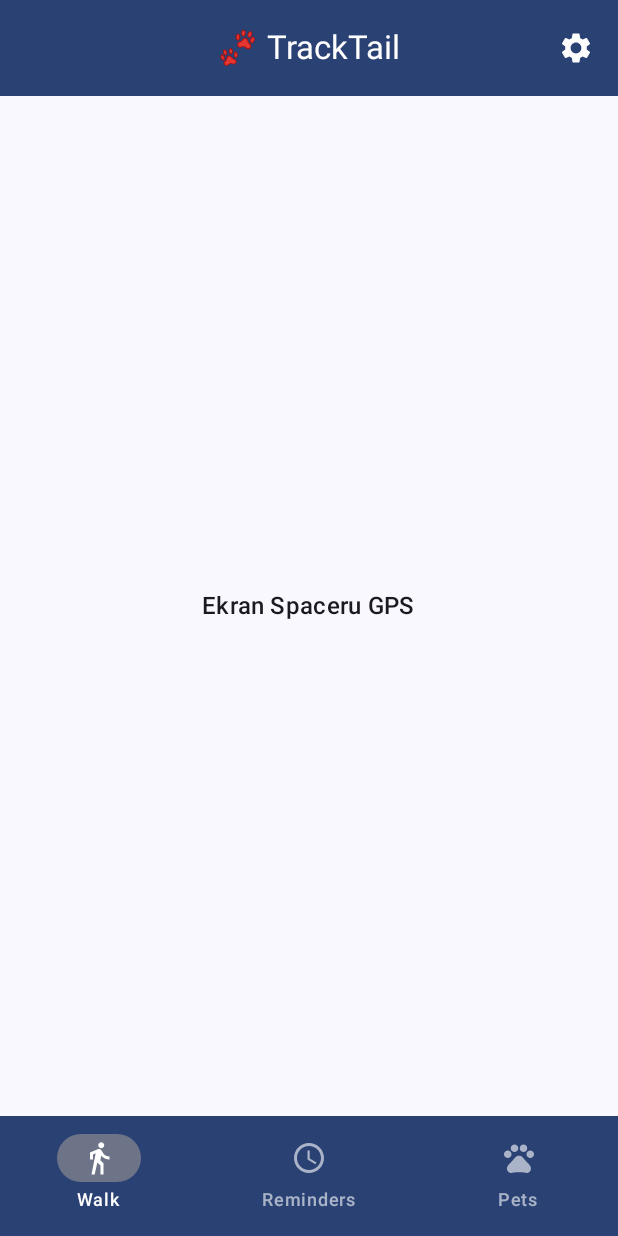
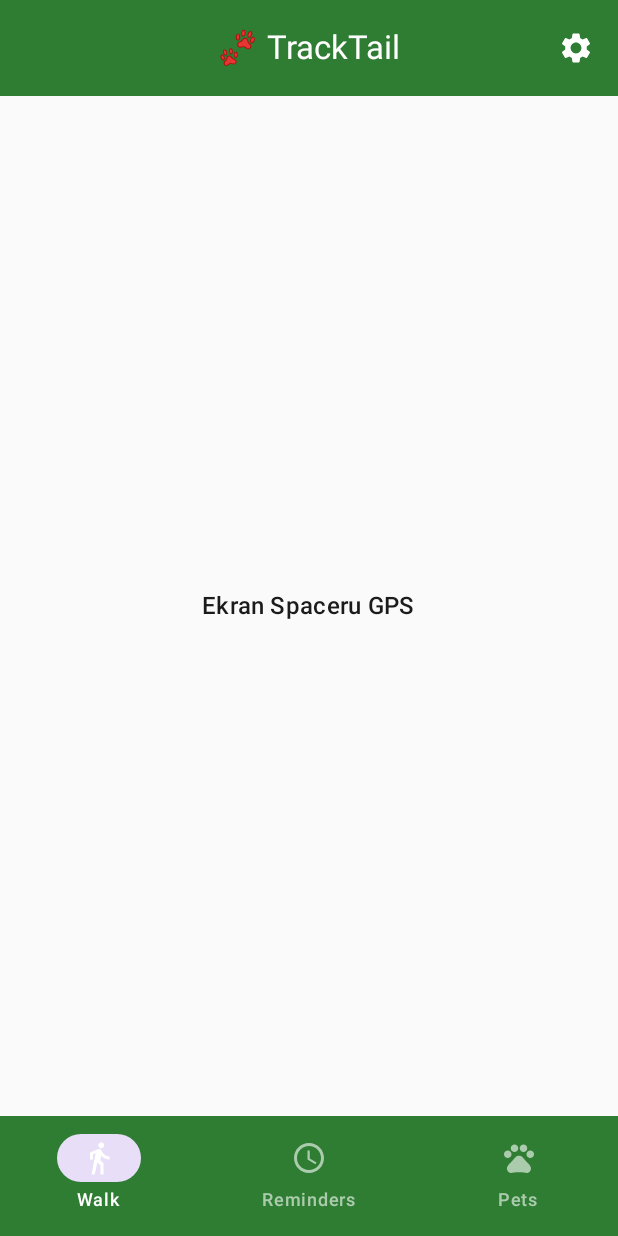
Before and after one commit to Ninverex/TrackTail, an Android app built with Jetpack Compose: the screen it shows after launch (MainActivity), on a phone screen of 412 x 824 dp. Run offline under Robolectric (Android 15) with nearby library versions, the phone set to English and light mode, and no system bars.

Commit message:
Change color of ui

```diff
--- a/app/src/main/java/com/example/tracktail/ui/theme/Theme.kt
+++ b/app/src/main/java/com/example/tracktail/ui/theme/Theme.kt
@@ -9,35 +9,49 @@ import androidx.compose.material3.dynamicDarkColorScheme
 import androidx.compose.material3.dynamicLightColorScheme
 import androidx.compose.material3.lightColorScheme
 import androidx.compose.runtime.Composable
+import androidx.compose.ui.graphics.Color
 import androidx.compose.ui.platform.LocalContext
 
+// Kolory zielone - jasny motyw
+private val Green40 = Color(0xFF2E7D32)
+private val GreenGrey40 = Color(0xFF558B2F)
+private val LightGreen40 = Color(0xFF66BB6A)
+
+// Kolory zielone - ciemny motyw
+private val Green80 = Color(0xFF81C784)
+private val GreenGrey80 = Color(0xFF9CCC65)
+private val LightGreen80 = Color(0xFFA5D6A7)
+
 private val DarkColorScheme = darkColorScheme(
-    primary = Purple80,
-    secondary = PurpleGrey80,
-    tertiary = Pink80
+    primary = Green80,
+    secondary = GreenGrey80,
+    tertiary = LightGreen80,
+    background = Color(0xFF1B1B1B),
+    surface = Color(0xFF2C2C2C),
+    onPrimary = Color(0xFF003300),
+    onSecondary = Color(0xFF1B3700),
+    onTertiary = Color(0xFF002200),
+    onBackground = Color(0xFFE5E5E5),
+    onSurface = Color(0xFFE5E5E5)
 )
 
 private val LightColorScheme = lightColorScheme(
-    primary = Purple40,
-    secondary = PurpleGrey40,
-    tertiary = Pink40
-
-    /* Other default colors to override
-    background = Color(0xFFFFFBFE),
-    surface = Color(0xFFFFFBFE),
+    primary = Green40,
+    secondary = GreenGrey40,
+    tertiary = LightGreen40,
+    background = Color(0xFFFAFAFA),
+    surface = Color(0xFFFFFFFF),
     onPrimary = Color.White,
     onSecondary = Color.White,
     onTertiary = Color.White,
-    onBackground = Color(0xFF1C1B1F),
-    onSurface = Color(0xFF1C1B1F),
-    */
+    onBackground = Color(0xFF1C1B1B),
+    onSurface = Color(0xFF1C1B1B)
 )
 
 @Composable
 fun TrackTailTheme(
     darkTheme: Boolean = isSystemInDarkTheme(),
-    // Dynamic color is available on Android 12+
-    dynamicColor: Boolean = true,
+    dynamicColor: Boolean = false,
     content: @Composable () -> Unit
 ) {
     val colorScheme = when {
```
